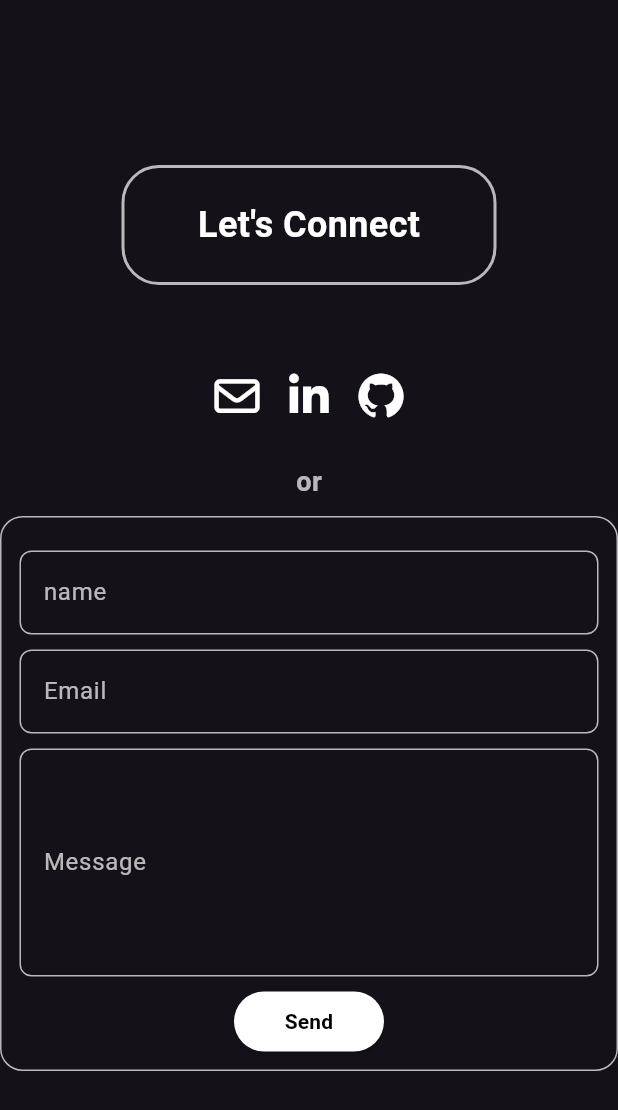
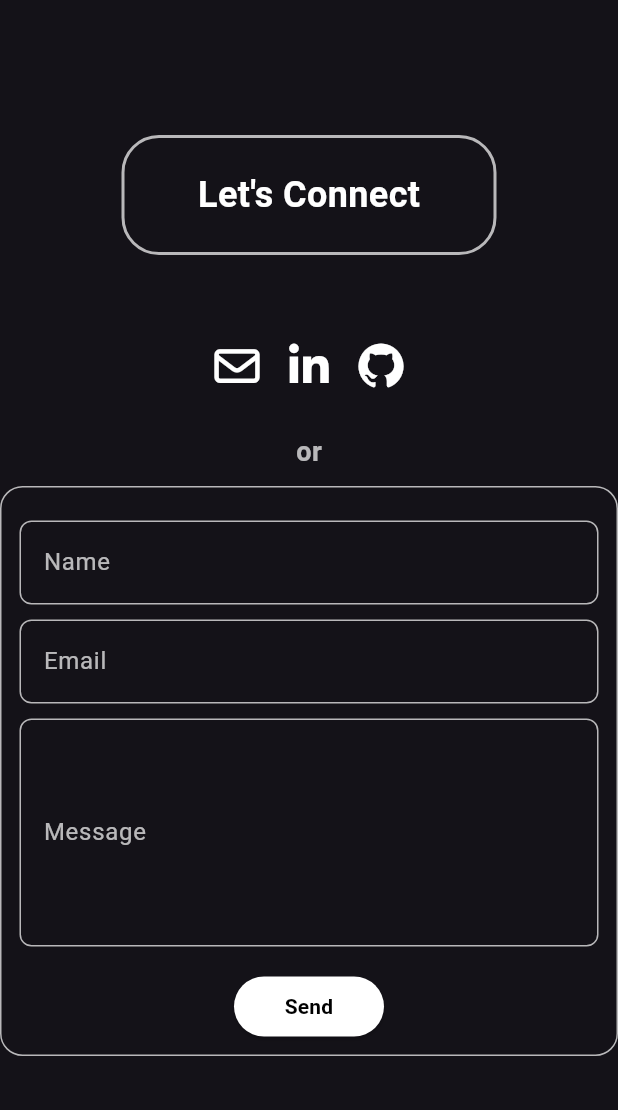
Before and after one commit to klarasameh1/Portfolio, a Flutter app: the ContactPage widget shown alone on an empty page, opened directly, on a phone screen of 412 x 824 dp. Shown: the top 1110 px of the screen. Run offline on Flutter 3.47's test engine with Material 3 defaults, Android fonts, the phone set to English and light mode, and no system bars; our stand-ins replace animated_text_kit, font_awesome_flutter.

Commit message:
fis form bug

```diff
--- a/lib/pages/Contact/contactForm.dart
+++ b/lib/pages/Contact/contactForm.dart
@@ -5,13 +5,22 @@ import 'package:http/http.dart' as http;
 import 'dart:convert';
 
 
-class ContactForm extends StatelessWidget {
+class ContactForm extends StatefulWidget {
+
+  const ContactForm({super.key});
+
+  @override
+  State<ContactForm> createState() => _ContactFormState();
+}
+
+class _ContactFormState extends State<ContactForm> {
   final _formKey = GlobalKey<FormState>();
+
   final TextEditingController nameController = TextEditingController();
+
   final TextEditingController emailController = TextEditingController();
+
   final TextEditingController messageController = TextEditingController();
-
-  ContactForm({super.key});
 
   Future<void> sendEmail(
     BuildContext context,
@@ -42,66 +51,60 @@ class ContactForm extends StatelessWidget {
       }),
     );
 
-    if (response.statusCode == 200) {
-      ScaffoldMessenger.of(context).showSnackBar(
-        SnackBar(
+    final snackBar = SnackBar(
       content: Row(
-            children: const [
-              Icon(Icons.check_circle, color: Colors.white),
-              SizedBox(width: 10),
-              Expanded(child: Text(" Message sent successfully! Thanks for Your Contact" ,style: TextStyle(color: Colors.white , fontWeight: FontWeight.bold),)),
+        children: [
+          Icon(
+            response.statusCode == 200 ? Icons.check_circle : Icons.error,
+            color: Colors.white,
+          ),
+          const SizedBox(width: 10),
+          Expanded(
+            child: Text(
+              response.statusCode == 200
+                  ? "Message sent successfully! Thanks for your contact."
+                  : "❌ Failed to send. Please try again.",
+              style: const TextStyle(
+                  color: Colors.white, fontWeight: FontWeight.bold),
+            ),
+          ),
         ],
       ),
-          backgroundColor: const Color(0xff690B22), // portfolio theme color
-          behavior: SnackBarBehavior.floating, // floats above the screen
-          margin: const EdgeInsets.all(16),
-          shape: RoundedRectangleBorder(
-            borderRadius: BorderRadius.circular(12),
-          ),
-          duration: const Duration(seconds: 3),
-        ),
-      );
-    }
-    else {
-      ScaffoldMessenger.of(context).showSnackBar(
-        SnackBar(
-          content: Row(
-            children: const [
-              Icon(Icons.error, color: Colors.white),
-              SizedBox(width: 10),
-              Expanded(child: Text("❌ Failed to send. Please try again." , style: TextStyle(color: Colors.white , fontWeight: FontWeight.bold),)),
-            ],
-          ),
-          backgroundColor: Color(0xff690B22),
+      backgroundColor: const Color(0xff690B22),
       behavior: SnackBarBehavior.floating,
       margin: const EdgeInsets.all(16),
-          shape: RoundedRectangleBorder(
-            borderRadius: BorderRadius.circular(12),
-          ),
+      shape: RoundedRectangleBorder(borderRadius: BorderRadius.circular(12)),
       duration: const Duration(seconds: 3),
-        ),
     );
-    }
+
+    ScaffoldMessenger.of(context).showSnackBar(snackBar);
   }
 
   @override
   Widget build(BuildContext context) {
-    return Form(
+    return GestureDetector(
+      onTap: () => FocusScope.of(context).unfocus(),
+      behavior: HitTestBehavior.opaque,
+      child: SingleChildScrollView(
+        child: Form(
           key: _formKey,
           child: Column(
             children: [
-          SizedBox(height: 10),
-          CustomTextField(label: "name", controller: nameController),
-          SizedBox(height: 10),
-          CustomTextField(label: "Email", controller: emailController , isEmail: true,),
-          SizedBox(height: 10),
+              const SizedBox(height: 10),
+              CustomTextField(label: "Name", controller: nameController),
+              const SizedBox(height: 10),
+              CustomTextField(
+                label: "Email",
+                controller: emailController,
+                isEmail: true,
+              ),
+              const SizedBox(height: 10),
               CustomTextField(
                 label: "Message",
                 controller: messageController,
                 isMultiline: true,
               ),
-          SizedBox(height: 10),
-
+              const SizedBox(height: 20),
               BorderedFlatButton(
                 title: 'Send',
                 onTap: () {
@@ -119,6 +122,8 @@ class ContactForm extends StatelessWidget {
               ),
             ],
           ),
+        ),
+      ),
     );
   }
 }
--- a/lib/pages/Contact/contactPage.dart
+++ b/lib/pages/Contact/contactPage.dart
@@ -44,6 +44,7 @@ class _ContactPageState extends State<ContactPage> {
             child: ContactForm(),
           )
         ),
+        const SizedBox(height: 30),
       ],
     );
   }
--- a/lib/pages/Home/homePage.dart
+++ b/lib/pages/Home/homePage.dart
@@ -58,7 +58,7 @@ class _HomePageState extends State<HomePage> {
           ),
         ),
         child: Padding(
-          padding: const EdgeInsets.all(30),
+          padding: const EdgeInsets.only(right:30 , left:30 ),
           child: SingleChildScrollView(
             controller: scrollController,
             child: Column(
```
Lines whose indentation alone changed are shown as unchanged.
